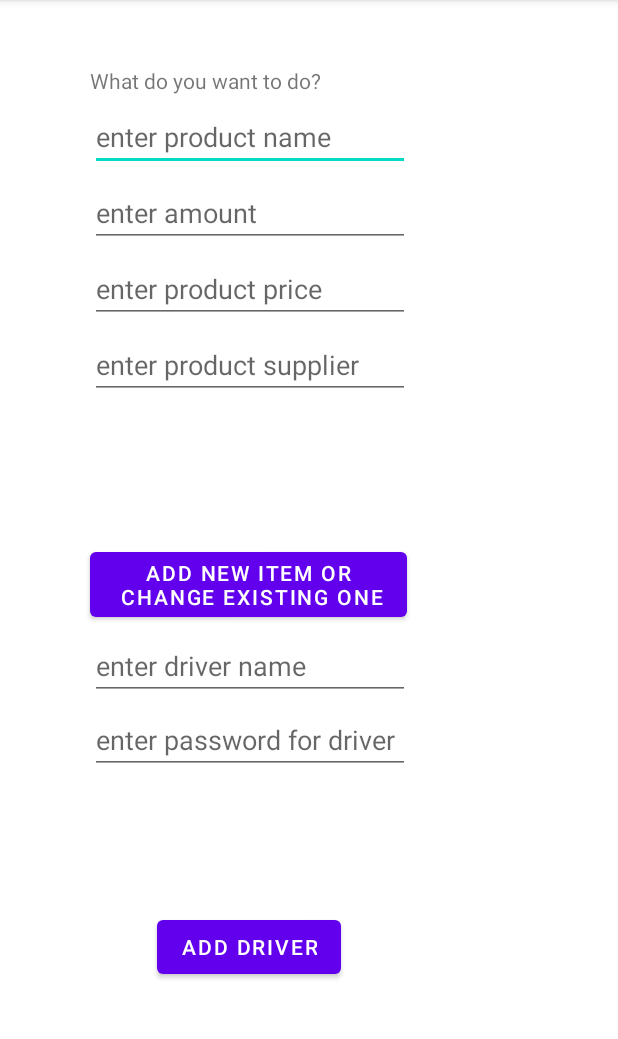
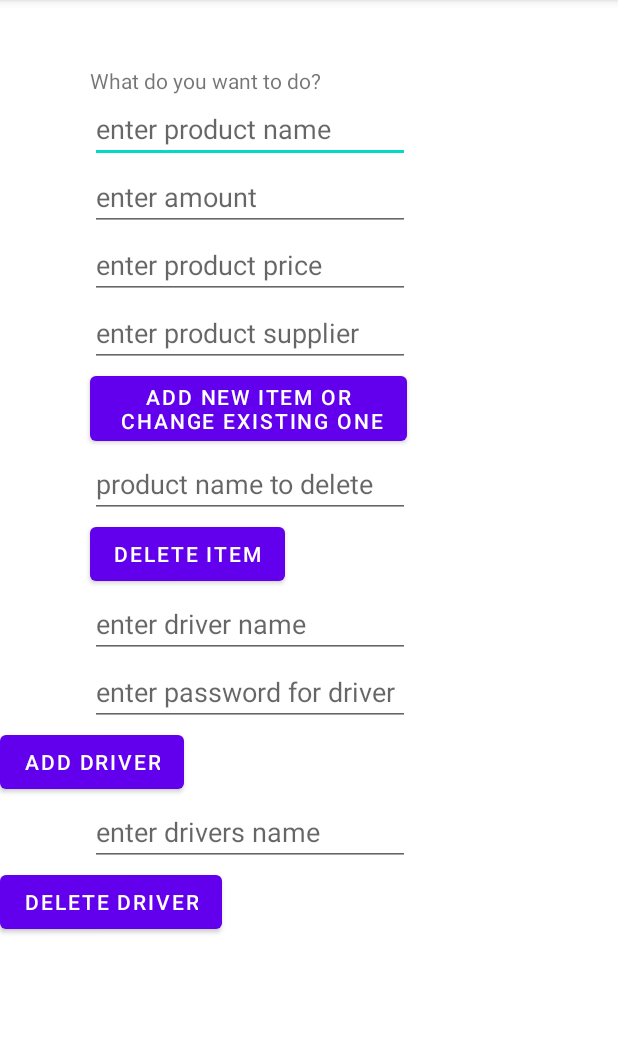
Before and after one commit to AndreyFriedman/M.I.A_Packages, an Android app: the Manager screen opened directly, with no data from a screen before it, on a phone screen of 412 x 824 dp, the part 84-1123 px from its top. Run offline under Robolectric (Android 15) with nearby library versions, the phone set to English and light mode, and no system bars; our stand-ins replace Firebase (no records; nobody signed in at launch, a user with empty details on screens opened directly).

Commit message:
can delete drivers and items

```diff
--- a/app/src/main/res/layout/activity_manager.xml
+++ b/app/src/main/res/layout/activity_manager.xml
@@ -22,7 +22,6 @@
         android:layout_width="wrap_content"
         android:layout_height="wrap_content"
         android:layout_marginStart="60dp"
-        android:layout_marginTop="5dp"
         android:ems="10"
         android:hint="enter product name"
         app:layout_constraintStart_toStartOf="parent"
@@ -34,7 +33,6 @@
         android:layout_width="wrap_content"
         android:layout_height="wrap_content"
         android:layout_marginStart="60dp"
-        android:layout_marginTop="5dp"
         android:ems="10"
         android:hint="enter amount"
         app:layout_constraintStart_toStartOf="parent"
@@ -46,7 +44,6 @@
         android:layout_width="wrap_content"
         android:layout_height="wrap_content"
         android:layout_marginStart="60dp"
-        android:layout_marginTop="5dp"
         android:ems="10"
         android:hint="enter product price"
         app:layout_constraintStart_toStartOf="parent"
@@ -58,7 +55,6 @@
         android:layout_width="wrap_content"
         android:layout_height="wrap_content"
         android:layout_marginStart="60dp"
-        android:layout_marginTop="5dp"
         android:ems="10"
         android:hint="enter product supplier"
         app:layout_constraintStart_toStartOf="parent"
@@ -70,44 +66,78 @@
         android:layout_width="wrap_content"
         android:layout_height="wrap_content"
         android:layout_marginStart="60dp"
-        android:layout_marginTop="96dp"
+        android:onClick="itemClick"
         android:text="add new item or\n change existing one"
         app:layout_constraintStart_toStartOf="parent"
-        android:onClick="itemClick"
         app:layout_constraintTop_toBottomOf="@+id/editTextSupplier" />
+
+    <EditText
+        android:id="@+id/editTextNameDel"
+        android:layout_width="wrap_content"
+        android:layout_height="wrap_content"
+        android:layout_marginStart="60dp"
+        android:ems="10"
+        android:hint="product name to delete"
+        app:layout_constraintStart_toStartOf="parent"
+        app:layout_constraintTop_toBottomOf="@+id/add_product"
+        tools:ignore="MissingConstraints" />
+    <Button
+        android:id="@+id/delete_product"
+        android:layout_width="wrap_content"
+        android:layout_height="wrap_content"
+        android:layout_marginStart="60dp"
+        android:onClick="deleteClick"
+        android:text="delete item"
+        app:layout_constraintStart_toStartOf="parent"
+        app:layout_constraintTop_toBottomOf="@+id/editTextNameDel" />
+
     <EditText
         android:id="@+id/driver_name"
         android:layout_width="wrap_content"
         android:layout_height="wrap_content"
         android:layout_marginStart="60dp"
-        android:layout_marginTop="4dp"
         android:ems="10"
         android:hint="enter driver name"
         app:layout_constraintStart_toStartOf="parent"
-        app:layout_constraintTop_toBottomOf="@+id/add_product"
+        app:layout_constraintTop_toBottomOf="@+id/delete_product"
         tools:ignore="MissingConstraints" />
+
     <EditText
         android:id="@+id/driver_password"
         android:layout_width="wrap_content"
         android:layout_height="wrap_content"
         android:layout_marginStart="60dp"
-        android:layout_marginTop="4dp"
         android:ems="10"
         android:hint="enter password for driver"
         app:layout_constraintStart_toStartOf="parent"
         app:layout_constraintTop_toBottomOf="@+id/driver_name"
         tools:ignore="MissingConstraints" />
-
     <Button
         android:id="@+id/add_driver"
         android:layout_width="wrap_content"
         android:layout_height="wrap_content"
         android:onClick="addDriver"
         android:text="add driver"
-        app:layout_constraintBottom_toBottomOf="parent"
-        app:layout_constraintEnd_toEndOf="parent"
-        app:layout_constraintHorizontal_bias="0.362"
+        app:layout_constraintTop_toBottomOf="@+id/driver_password"
+        tools:layout_editor_absoluteX="60dp"
+        tools:ignore="MissingConstraints" />
+    <EditText
+        android:id="@+id/delete_driver_name"
+        android:layout_width="wrap_content"
+        android:layout_height="wrap_content"
+        android:layout_marginStart="60dp"
+        android:ems="10"
+        android:hint="enter drivers name"
         app:layout_constraintStart_toStartOf="parent"
-        app:layout_constraintTop_toBottomOf="@+id/driver_password"
-        app:layout_constraintVertical_bias="0.447" />
+        app:layout_constraintTop_toBottomOf="@+id/add_driver"
+        tools:ignore="MissingConstraints" />
+    <Button
+        android:id="@+id/delete_driver"
+        android:layout_width="wrap_content"
+        android:layout_height="wrap_content"
+        android:onClick="deleteDriver"
+        android:text="delete driver"
+        app:layout_constraintTop_toBottomOf="@+id/delete_driver_name"
+        tools:ignore="MissingConstraints"
+        tools:layout_editor_absoluteX="60dp" />
 </androidx.constraintlayout.widget.ConstraintLayout>
```
Also changed, not shown: app/src/main/java/com/example/miapackages/Manager.java (+48 -5 lines).
